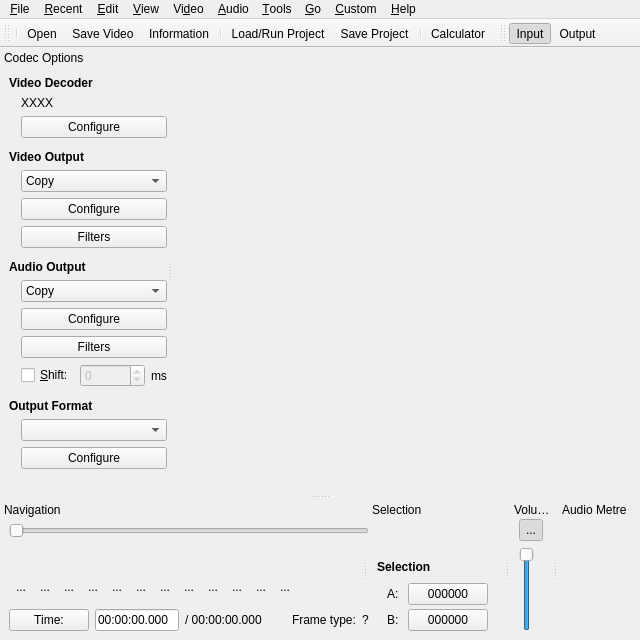
First picture: the form in branches/avidemux_2.6_branch_mean/avidemux/qt4/ADM_userInterfaces/ADM_gui/gui2.ui, repository BackupTheBerlios/avidemux-svn, before the edit.
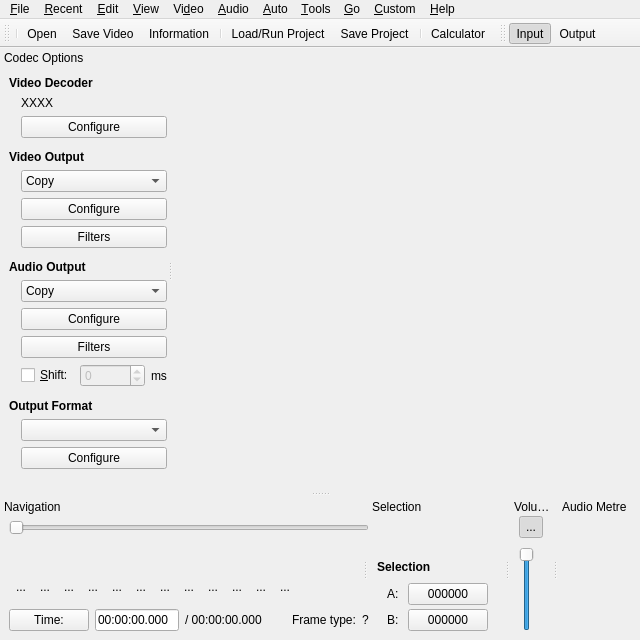
Second picture: the form after the edit. Icons and pictures are not drawn. Custom widgets are drawn as their Qt base class.

Commit message: [script] Prepare for auto menu

```diff
--- a/branches/avidemux_2.6_branch_mean/avidemux/qt4/ADM_userInterfaces/ADM_gui/gui2.ui
+++ b/branches/avidemux_2.6_branch_mean/avidemux/qt4/ADM_userInterfaces/ADM_gui/gui2.ui
@@ -106,7 +106,7 @@
      <x>0</x>
      <y>0</y>
      <width>640</width>
-     <height>19</height>
+     <height>21</height>
     </rect>
    </property>
    <widget class="QMenu" name="menuHelp">
@@ -140,6 +140,11 @@
     </widget>
     <addaction name="menuToolbars"/>
    </widget>
+   <widget class="QMenu" name="menuAuto">
+    <property name="title">
+     <string>&amp;Auto</string>
+    </property>
+   </widget>
    <widget class="QMenu" name="menuCustom">
     <property name="title">
      <string>&amp;Custom</string>
@@ -176,6 +181,7 @@
    <addaction name="menuView"/>
    <addaction name="menuVideo"/>
    <addaction name="menuAudio"/>
+   <addaction name="menuAuto"/>
    <addaction name="menuTools"/>
    <addaction name="menuGo"/>
    <addaction name="menuCustom"/>
@@ -1273,7 +1279,7 @@
    <property name="minimumSize">
     <size>
      <width>136</width>
-     <height>137</height>
+     <height>143</height>
     </size>
    </property>
    <property name="features">
```
The commit also changes 9 other files.
